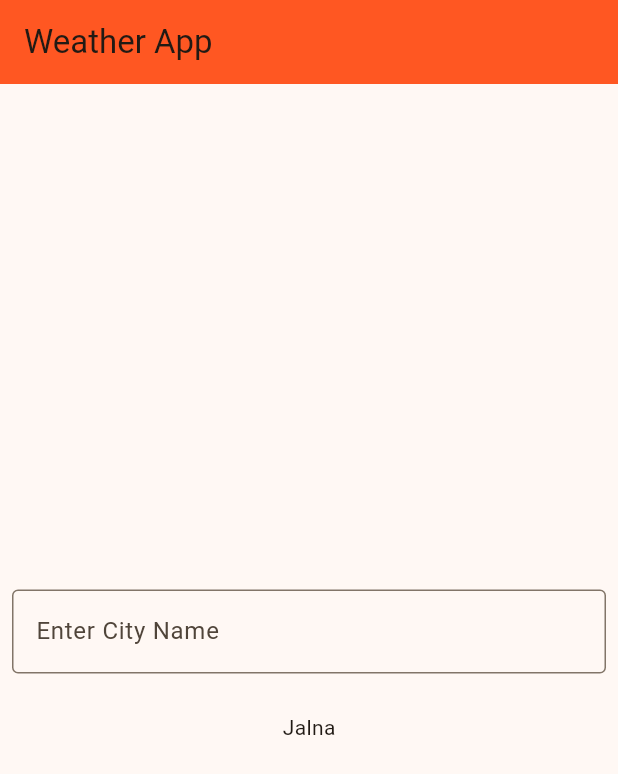
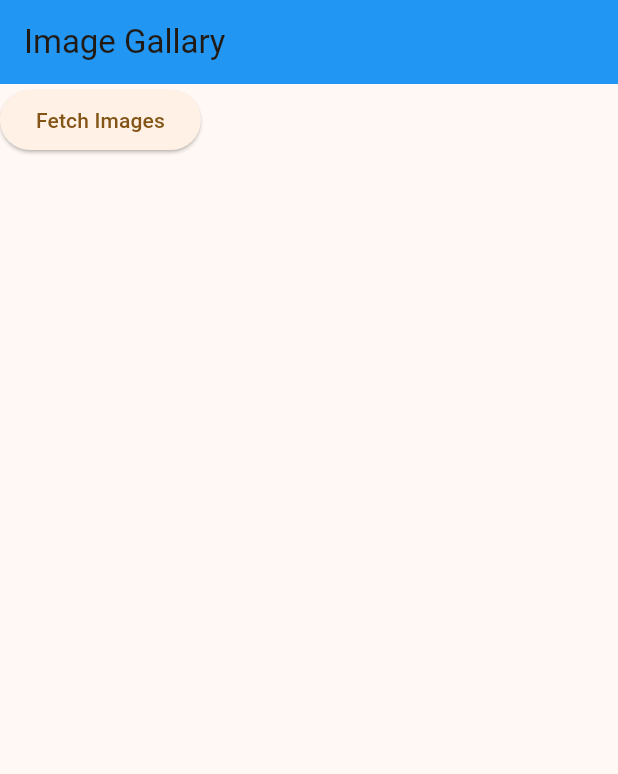
Before and after one commit to akashm936/practiceapp2, a Flutter app: the screen it shows after launch, on a phone screen of 412 x 824 dp. Shown: the top 774 px of the screen. Run offline on Flutter 3.47's test engine with Material 3 defaults, Android fonts, the phone set to English and light mode, and no system bars; our stand-ins replace font_awesome_flutter.

```diff
--- /dev/null
+++ b/lib/DynamicApp/imageGallary.dart
@@ -0,0 +1,26 @@
+import 'package:flutter/cupertino.dart';
+import 'package:flutter/material.dart';
+
+class Imagegallary extends StatefulWidget {
+  const Imagegallary({super.key});
+
+  @override
+  State<Imagegallary> createState() => _ImagegallaryState();
+}
+
+class _ImagegallaryState extends State<Imagegallary> {
+  @override
+  Widget build(BuildContext context) {
+    return Scaffold(
+      appBar: AppBar(
+        title: Text('Image Gallary'),
+      ),
+      body: ElevatedButton(onPressed: fetchImages, child: Text("Fetch Images")),
+    );
+  }
+
+  void fetchImages(){
+    print("Fetch Images Is Started");
+  }
+
+}
--- a/lib/main.dart
+++ b/lib/main.dart
@@ -4,10 +4,12 @@ import 'package:font_awesome_flutter/font_awesome_flutter.dart';
 import 'package:practiceapp2/AnimationSeries/animatedContainerWidget.dart';
 import 'package:practiceapp2/AnimationSeries/animatedcrossfade.dart';
 import 'package:practiceapp2/AnimationSeries/animatedopacitywidget.dart';
+import 'package:practiceapp2/DynamicApp/fetchapi1.dart';
 import 'package:practiceapp2/DynamicApp/weatherapp.dart';
 import 'package:practiceapp2/second_screen.dart';
 
 import 'AnimationSeries/heroanimatedwidget1.dart';
+import 'DynamicApp/imageGallary.dart';
 // import 'package:flutter/src/painting/borders.dart';
 // import 'package:practiceapp2/Widgets/roundedbutton.dart';
 
@@ -25,8 +27,10 @@ class MyApp extends StatelessWidget {
       title: 'Flutter Demo',
       theme: ThemeData(
         colorScheme: ColorScheme.fromSeed(seedColor: Colors.orangeAccent),
+        appBarTheme: AppBarTheme(backgroundColor: Colors.blue),
+        floatingActionButtonTheme: FloatingActionButtonThemeData(backgroundColor: Colors.blue)
       ),
-      home: MyWeatherApp(),
+      home: Imagegallary(),
     );
   }
 }
```
Also changed, not shown: lib/DynamicApp/fetchapi1.dart (added, +59 -0 lines).
